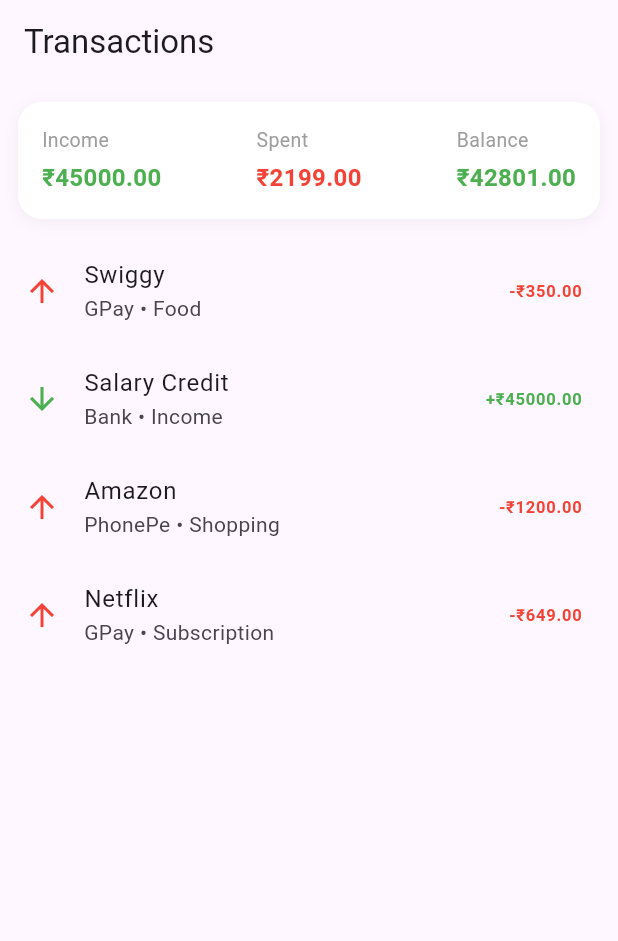
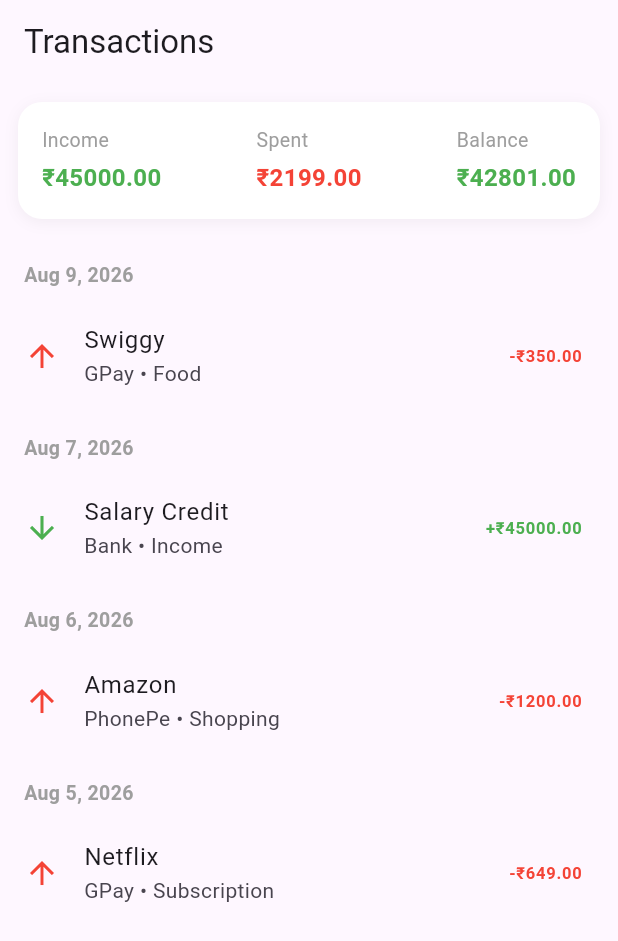
Before and after one commit to SURYA-OG916/my4, a Flutter app: the screen it shows after launch, on a phone screen of 412 x 824 dp. Shown: the top 941 px of the screen. Run offline on Flutter 3.47's test engine with Material 3 defaults, Android fonts, the phone set to English and light mode, and no system bars.

Commit message:
Day 5: date-grouped transactions + tap-to-detail view

```diff
--- a/lib/main.dart
+++ b/lib/main.dart
@@ -2,6 +2,8 @@ import 'package:flutter/material.dart';
 import 'models/transaction.dart';
 import 'dummy_data.dart';
 import 'summary_header.dart';
+import 'utils/transaction_grouping.dart';
+import 'screens/transaction_detail_screen.dart';
 
 void main() {
   runApp(const MyApp());
@@ -24,6 +26,9 @@ class TransactionListScreen extends StatelessWidget {
 
   @override
   Widget build(BuildContext context) {
+    final grouped = groupTransactionsByDate(dummyTransactions);
+    final listItems = buildGroupedListItems(grouped);
+
     return Scaffold(
       appBar: AppBar(
         title: const Text('Transactions'),
@@ -33,10 +38,36 @@ class TransactionListScreen extends StatelessWidget {
           SummaryHeader(transactions: dummyTransactions),
           Expanded(
             child: ListView.builder(
-              itemCount: dummyTransactions.length,
+              itemCount: listItems.length,
               itemBuilder: (context, index) {
-                final txn = dummyTransactions[index];
+                final item = listItems[index];
+
+                if (item is String) {
+                  // Section header (e.g. "Today", "Yesterday", "Aug 9, 2026")
+                  return Padding(
+                    padding: const EdgeInsets.fromLTRB(16, 16, 16, 8),
+                    child: Text(
+                      item,
+                      style: const TextStyle(
+                        fontSize: 13,
+                        fontWeight: FontWeight.w600,
+                        color: Colors.grey,
+                      ),
+                    ),
+                  );
+                }
+
+                // Otherwise it's a Transaction
+                final txn = item as Transaction;
                 return ListTile(
+                  onTap: () {
+                    Navigator.push(
+                      context,
+                      MaterialPageRoute(
+                        builder: (context) => TransactionDetailScreen(transaction: txn),
+                      ),
+                    );
+                  },
                   leading: Icon(
                     txn.type == TransactionType.debit
                         ? Icons.arrow_upward
--- /dev/null
+++ b/lib/utils/transaction_grouping.dart
@@ -0,0 +1,46 @@
+import '../models/transaction.dart';
+
+Map<String, List<Transaction>> groupTransactionsByDate(List<Transaction> transactions) {
+  final Map<String, List<Transaction>> grouped = {};
+  final now = DateTime.now();
+  final today = DateTime(now.year, now.month, now.day);
+  final yesterday = today.subtract(const Duration(days: 1));
+
+  // Sort newest first before grouping
+  final sortedTransactions = List<Transaction>.from(transactions)
+    ..sort((a, b) => b.date.compareTo(a.date));
+
+  for (final tx in sortedTransactions) {
+    final txDate = DateTime(tx.date.year, tx.date.month, tx.date.day);
+    String label;
+
+    if (txDate == today) {
+      label = 'Today';
+    } else if (txDate == yesterday) {
+      label = 'Yesterday';
+    } else {
+      label = '${_monthName(txDate.month)} ${txDate.day}, ${txDate.year}';
+    }
+
+    grouped.putIfAbsent(label, () => []).add(tx);
+  }
+
+  return grouped;
+}
+
+String _monthName(int month) {
+  const months = [
+    'Jan', 'Feb', 'Mar', 'Apr', 'May', 'Jun',
+    'Jul', 'Aug', 'Sep', 'Oct', 'Nov', 'Dec'
+  ];
+  return months[month - 1];
+}
+
+List<dynamic> buildGroupedListItems(Map<String, List<Transaction>> grouped) {
+  final List<dynamic> items = [];
+  grouped.forEach((label, txs) {
+    items.add(label);
+    items.addAll(txs);
+  });
+  return items;
+}
```
Also changed, not shown: lib/screens/transaction_detail_screen.dart (added, +88 -0 lines).
